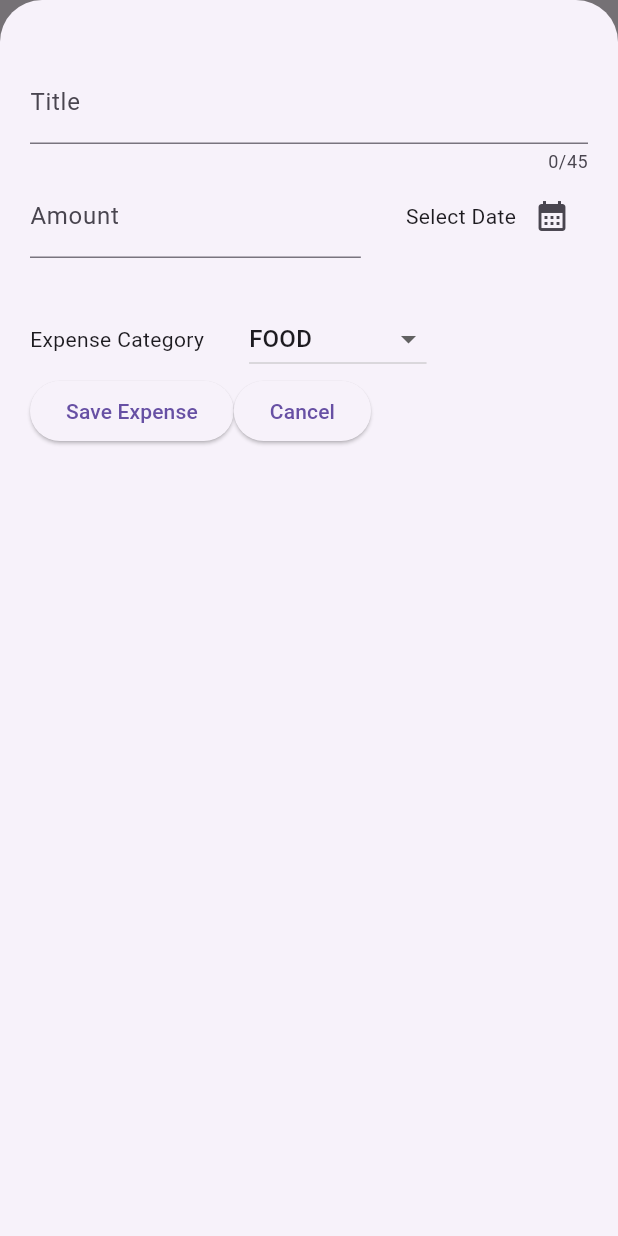
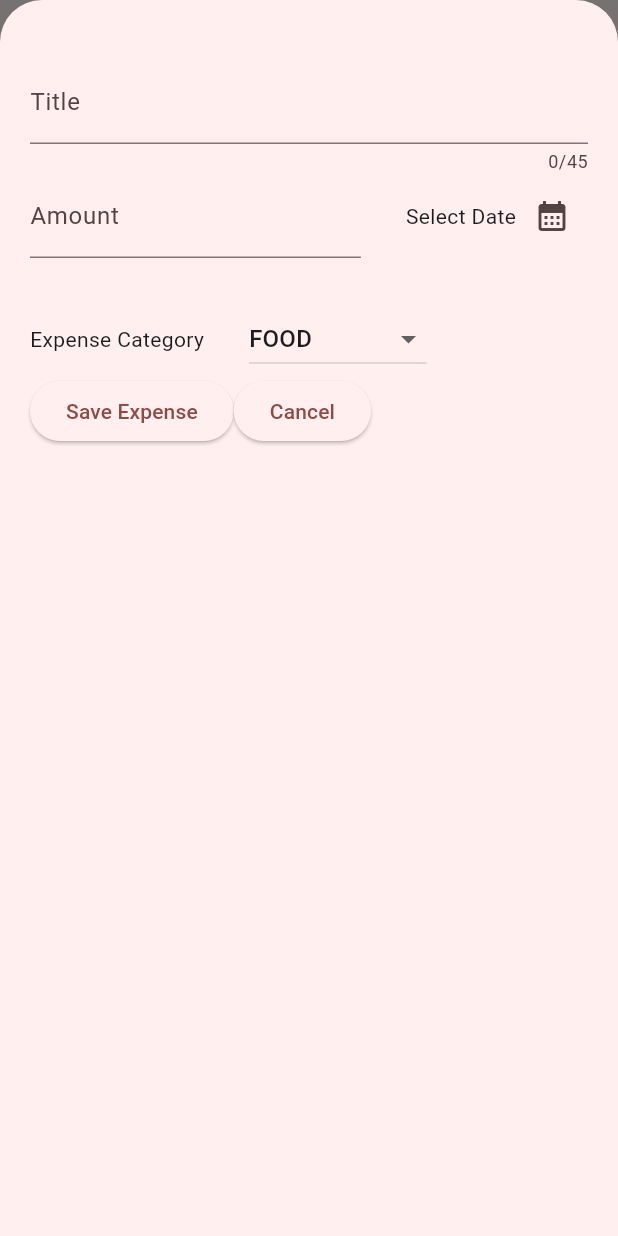
Before and after one commit to JenkinHe/travelexpenseapp-flutter, a Flutter app: the screen it shows after launch, after a tap on the "add" icon, on a phone screen of 412 x 824 dp. Run offline on Flutter 3.47's test engine with Material 3 defaults, Android fonts, the phone set to English and light mode, and no system bars.

Commit message:
basic colour theme

```diff
--- a/travelexpenses/lib/main.dart
+++ b/travelexpenses/lib/main.dart
@@ -1,11 +1,15 @@
 import 'package:flutter/material.dart';
 import 'package:travelexpenses/widgets/expenses.dart';
 
+var myLightColorScheme =
+    ColorScheme.fromSeed(seedColor: const Color.fromARGB(255, 255, 60, 60));
+
+var myDarkColorScheme = ColorScheme.fromSeed(
+    brightness: Brightness.dark,
+    seedColor: const Color.fromARGB(255, 107, 0, 0));
 void main() {
-  runApp(
-    const MaterialApp(
-      home: Scaffold(
-        body: Expenses(),
-      ),
-    ));
+  runApp(MaterialApp(
+    theme: ThemeData().copyWith(colorScheme: myLightColorScheme),
+    home: const Expenses(),
+  ));
 }
```
